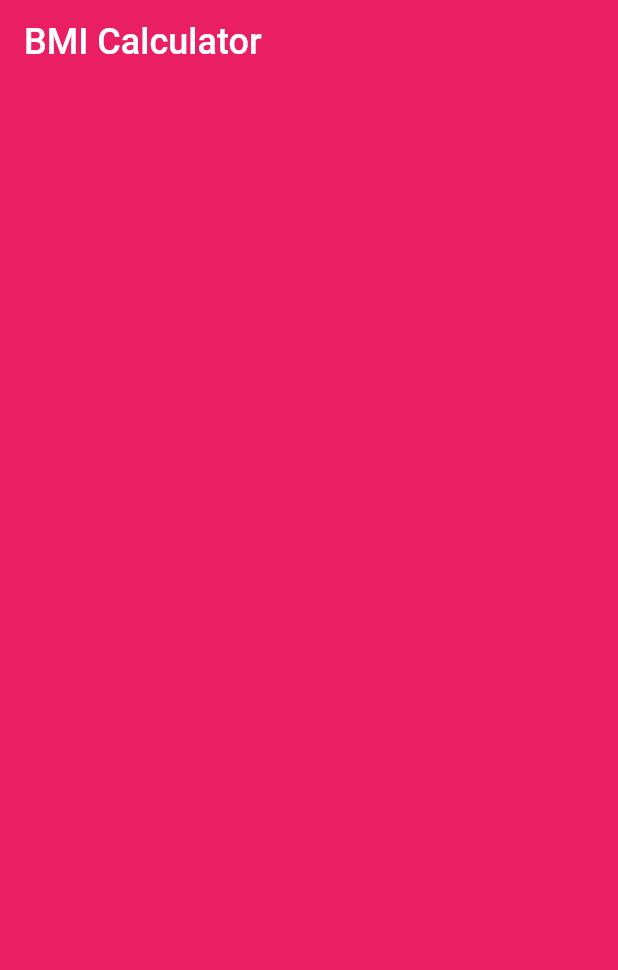
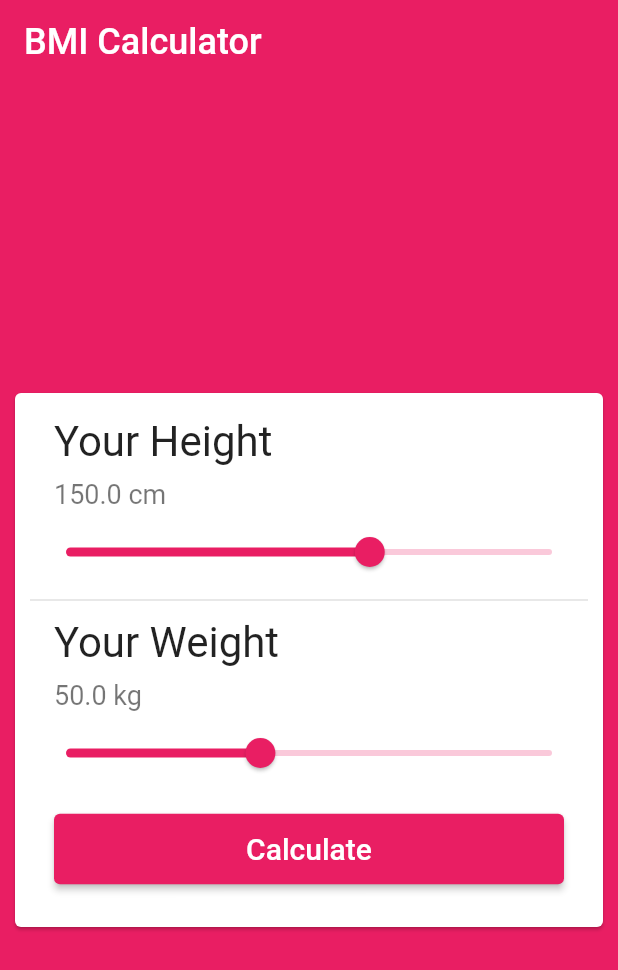
Before and after one commit to aadityasivaS/bmi_calculator, a Flutter app: the screen it shows after launch, on a phone screen of 412 x 824 dp. Shown: the top 970 px of the screen. Run offline on Flutter 3.47's test engine with Material 2 defaults, Android fonts, the phone set to English and light mode, and no system bars.

Commit message:
Made UI for HomePage

```diff
--- a/lib/main.dart
+++ b/lib/main.dart
@@ -12,9 +12,10 @@ class MyApp extends StatelessWidget {
     return MaterialApp(
       title: 'BMI Claculator',
       theme: ThemeData(
-          visualDensity: VisualDensity.adaptivePlatformDensity,
-          primarySwatch: Colors.pink,
-          scaffoldBackgroundColor: Colors.pink),
+        visualDensity: VisualDensity.adaptivePlatformDensity,
+        primarySwatch: Colors.pink,
+        scaffoldBackgroundColor: Colors.pink,
+      ),
       home: const HomePage(),
     );
   }
@@ -28,6 +29,8 @@ class HomePage extends StatefulWidget {
 }
 
 class _HomePageState extends State<HomePage> {
+  double currentHeightValue = 150;
+  double currentWeightValue = 50;
   @override
   Widget build(BuildContext context) {
     return Scaffold(
@@ -38,6 +41,97 @@ class _HomePageState extends State<HomePage> {
         ),
         elevation: 0,
       ),
+      body: Center(
+        child: SingleChildScrollView(
+          child: Column(
+            children: [
+              Card(
+                margin: const EdgeInsets.all(10),
+                child: Padding(
+                  padding: const EdgeInsets.symmetric(
+                    horizontal: 10.0,
+                    vertical: 12.0,
+                  ),
+                  child: Column(
+                    children: [
+                      ListTile(
+                        title: const Text(
+                          'Your Height',
+                          style: TextStyle(fontSize: 28),
+                        ),
+                        subtitle: Padding(
+                          padding: const EdgeInsets.only(top: 8.0),
+                          child: Text(
+                            '${currentHeightValue.toStringAsFixed(1)} cm',
+                            style: const TextStyle(fontSize: 18),
+                          ),
+                        ),
+                      ),
+                      Slider(
+                        value: currentHeightValue,
+                        min: 100,
+                        max: 180,
+                        label: currentHeightValue.round().toString(),
+                        onChanged: (double value) {
+                          setState(() {
+                            currentHeightValue = value;
+                          });
+                        },
+                      ),
+                      const Divider(
+                        thickness: 1,
+                      ),
+                      ListTile(
+                        title: const Text(
+                          'Your Weight',
+                          style: TextStyle(fontSize: 28),
+                        ),
+                        subtitle: Padding(
+                          padding: const EdgeInsets.only(top: 8.0),
+                          child: Text(
+                            '${currentWeightValue.toStringAsFixed(1)} kg',
+                            style: const TextStyle(fontSize: 18),
+                          ),
+                        ),
+                      ),
+                      Slider(
+                        value: currentWeightValue,
+                        min: 30,
+                        max: 80,
+                        label: currentWeightValue.round().toString(),
+                        onChanged: (double value) {
+                          setState(() {
+                            currentWeightValue = value;
+                          });
+                        },
+                      ),
+                      Padding(
+                        padding: const EdgeInsets.all(8.0),
+                        child: SizedBox(
+                          width: double.infinity,
+                          child: Padding(
+                            padding: const EdgeInsets.all(8.0),
+                            child: ElevatedButton(
+                              onPressed: () {},
+                              child: const Padding(
+                                padding: EdgeInsets.all(12.0),
+                                child: Text(
+                                  'Calculate',
+                                  style: TextStyle(fontSize: 20),
+                                ),
+                              ),
+                            ),
+                          ),
+                        ),
+                      )
+                    ],
+                  ),
+                ),
+              )
+            ],
+          ),
+        ),
+      ),
     );
   }
 }
```
